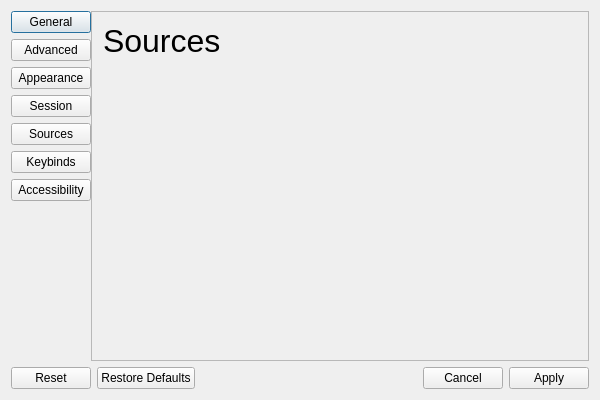
Qt form src/app/dialogs/AppPropertiesDialog/apppropertiesdialog.ui (m-riley04/ModularSensorSystem) before a commit.
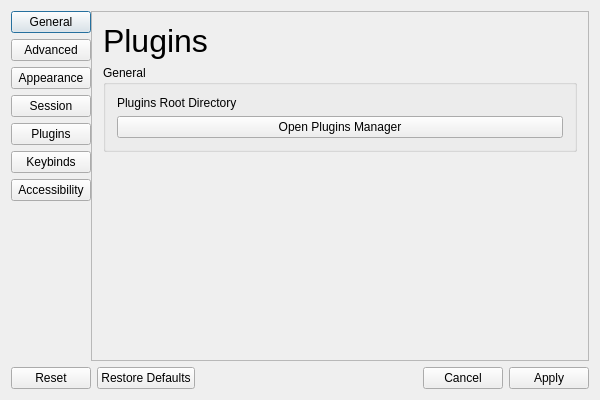
The same form after that commit. The open tabs and pages were chosen to show the change. Custom widgets are drawn as their Qt base class.

Commit message: implement settings-stored paths into plugin (plugins enabling not fully implemented)

Diff of the .ui file:
```diff
--- a/src/app/dialogs/AppPropertiesDialog/apppropertiesdialog.ui
+++ b/src/app/dialogs/AppPropertiesDialog/apppropertiesdialog.ui
@@ -52,7 +52,7 @@
        <item>
         <widget class="QPushButton" name="buttonSources">
          <property name="text">
-          <string>Sources</string>
+          <string>Plugins</string>
          </property>
         </widget>
        </item>
@@ -765,8 +765,8 @@
              <rect>
               <x>0</x>
               <y>0</y>
-              <width>129</width>
-              <height>67</height>
+              <width>496</width>
+              <height>348</height>
              </rect>
             </property>
             <layout class="QVBoxLayout" name="verticalLayout_8">
@@ -778,10 +778,43 @@
                 </font>
                </property>
                <property name="text">
-                <string>Sources</string>
+                <string>Plugins</string>
                </property>
               </widget>
              </item>
+             <item>
+              <widget class="QGroupBox" name="groupBox_8">
+               <property name="title">
+                <string>General</string>
+               </property>
+               <layout class="QGridLayout" name="gridLayout_7">
+                <item row="0" column="1">
+                 <widget class="QDirectoryPickerWidget" name="dirPickerPluginsRoot">
+                  <property name="toolTip">
+                   <string/>
+                  </property>
+                  <property name="whatsThis">
+                   <string/>
+                  </property>
+                 </widget>
+                </item>
+                <item row="0" column="0">
+                 <widget class="QLabel" name="label_21">
+                  <property name="text">
+                   <string>Plugins Root Directory</string>
+                  </property>
+                 </widget>
+                </item>
+                <item row="1" column="0" colspan="2">
+                 <widget class="QPushButton" name="buttonOpenPluginsManager">
+                  <property name="text">
+                   <string>Open Plugins Manager</string>
+                  </property>
+                 </widget>
+                </item>
+               </layout>
+              </widget>
+             </item>
              <item>
               <spacer name="verticalSpacer_5">
                <property name="orientation">
```
Left out of the diff: 22 changed lines with no effect on the pictures. The commit also changes 17 other files.
